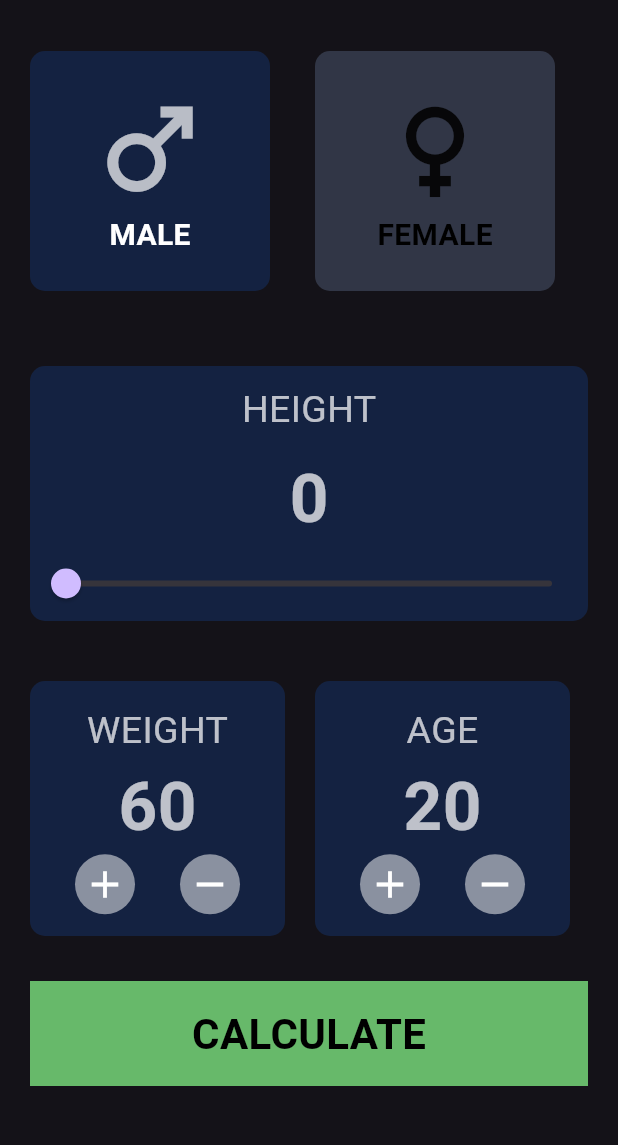
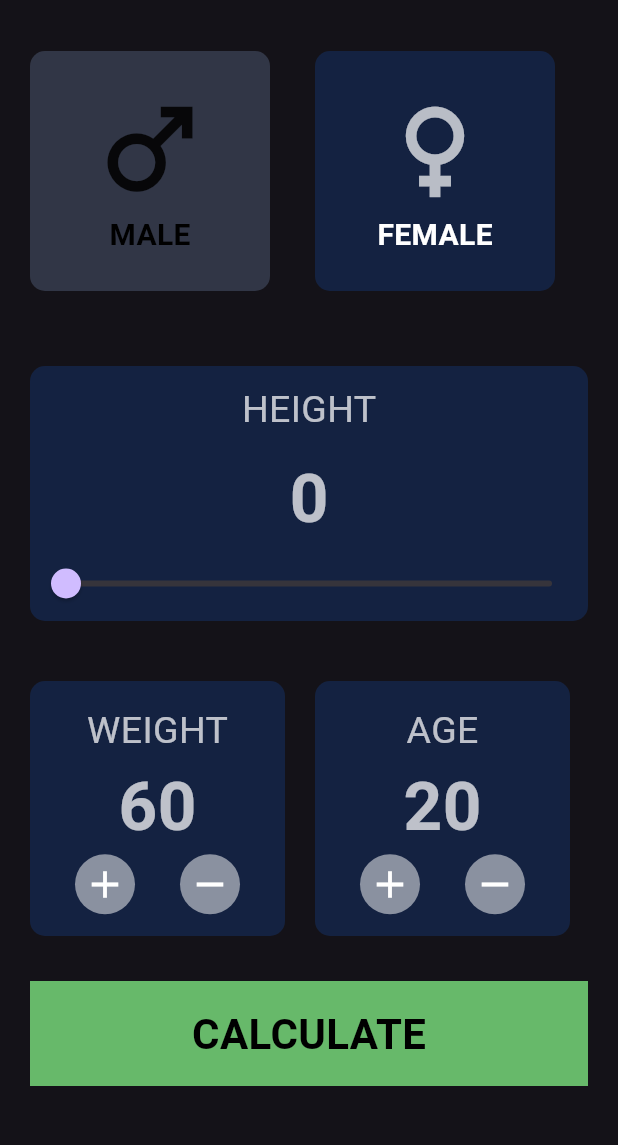
Before and after one commit to Sumit-9900/bmi_calculator, a Flutter app: the screen it shows after launch, on a phone screen of 412 x 824 dp, the part 63-1208 px from its top. Run offline on Flutter 3.47's test engine with Material 3 defaults, Android fonts, the phone set to English and light mode, and no system bars.

Commit message:
changed gender settings

```diff
--- a/lib/widgets/gender.dart
+++ b/lib/widgets/gender.dart
@@ -40,7 +40,7 @@ class _GenderState extends State<Gender> {
           bottom: 20.0,
         ),
         decoration: BoxDecoration(
-          color: widget.isMaleSelected
+          color: widget.isFemaleSelected
               ? const Color.fromARGB(60, 22, 86, 197)
               : const Color.fromARGB(57, 150, 179, 228),
           borderRadius: BorderRadius.circular(10.0),
@@ -51,14 +51,14 @@ class _GenderState extends State<Gender> {
             Icon(
               widget.icon,
               size: 85.0,
-              color: widget.isMaleSelected ? Colors.white70 : Colors.black87,
+              color: widget.isFemaleSelected ? Colors.white70 : Colors.black87,
             ),
             Text(
               widget.text,
               style: TextStyle(
                 fontSize: 20.0,
                 fontWeight: FontWeight.bold,
-                color: widget.isMaleSelected ? Colors.white : Colors.black,
+                color: widget.isFemaleSelected ? Colors.white : Colors.black,
               ),
             ),
           ],
```
